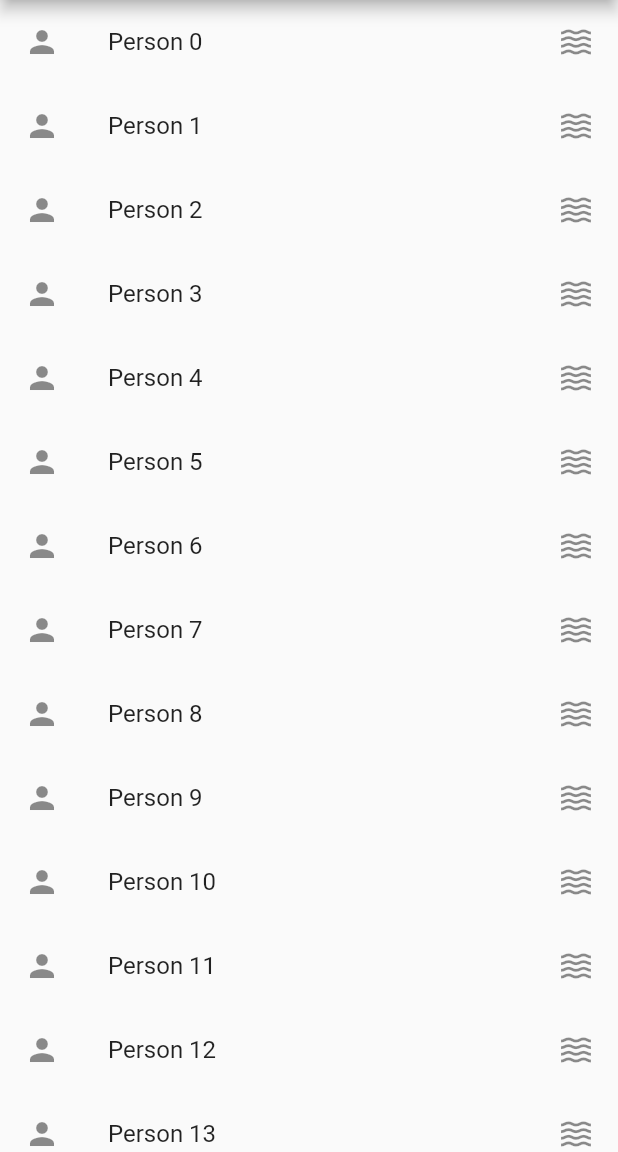
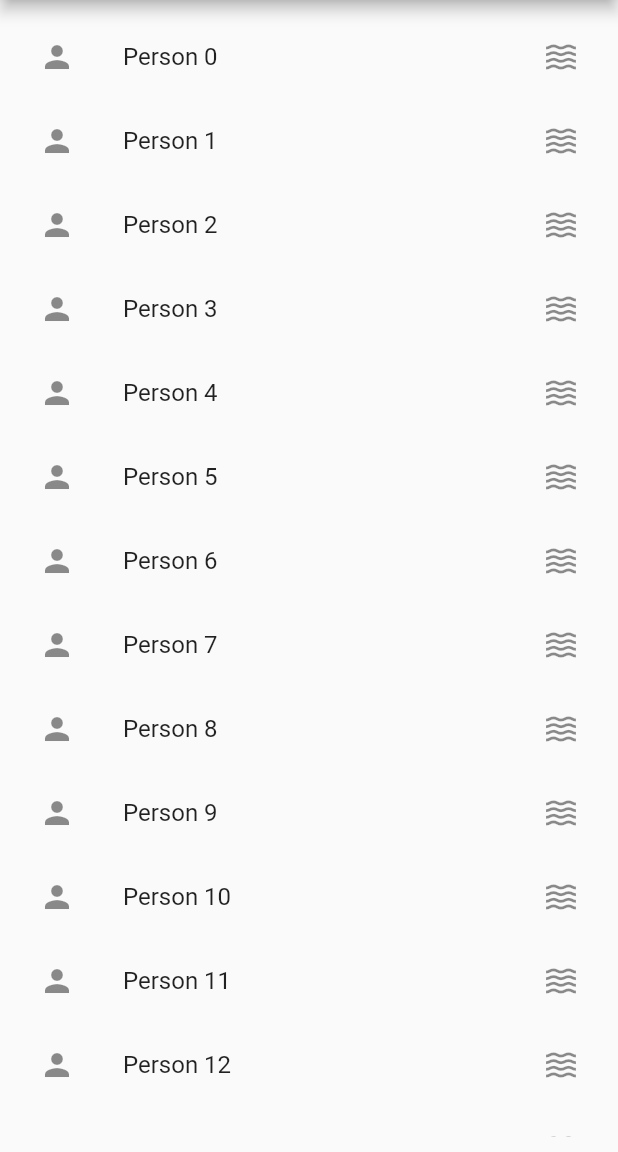
Before and after one commit to Amal4m41/Flutter-Dev-Reference, a Flutter app: the MyHomePage screen opened directly, on a phone screen of 412 x 824 dp, the part 84-1236 px from its top. Run offline on Flutter 3.47's test engine with Material 2 defaults, Android fonts, the phone set to English and light mode, and no system bars; our stand-ins replace audioplayers, cloud_firestore, date_format, firebase_core, flutter_spinkit, font_awesome_flutter and 2 more; accounts and stored records are empty.

Commit message:
Added logical pixel vs relative pixel example

```diff
--- a/responsive_layout_basic_demo/lib/main.dart
+++ b/responsive_layout_basic_demo/lib/main.dart
@@ -1,4 +1,7 @@
 import 'package:flutter/material.dart';
+import 'package:responsive_layout_basic_demo/home_screen.dart';
+
+import 'my_home_page.dart';
 
 void main() {
   runApp(const MyApp());
@@ -15,71 +18,7 @@ class MyApp extends StatelessWidget {
       theme: ThemeData(
         primarySwatch: Colors.blue,
       ),
-      home: const MyHomePage(),
+      home: const HomeScreen(),
     );
   }
 }
-
-class MyHomePage extends StatelessWidget {
-  const MyHomePage({Key? key}) : super(key: key);
-
-  @override
-  Widget build(BuildContext context) {
-    final height = MediaQuery.of(context).size.height;
-    final width = MediaQuery.of(context).size.width;
-    print(
-        height); //780  height  of the entire screen(including notification bar)
-    print(width); //360  width of the whole screen.
-    print("BUILD HOMEPAGE");
-    return Scaffold(
-      appBar: AppBar(
-        title: Text('UI DEMO'),
-      ),
-      body: MediaQuery.of(context).orientation == Orientation.portrait
-          ? ListData()
-          : GridData(),
-    );
-  }
-}
-
-class ListData extends StatelessWidget {
-  const ListData({
-    Key? key,
-  }) : super(key: key);
-
-  @override
-  Widget build(BuildContext context) {
-    return ListView.builder(
-      itemCount: 20,
-      itemBuilder: (context, index) {
-        return ListTile(
-          title: Text('Person $index'),
-          leading: Icon(Icons.person),
-          trailing: Icon(Icons.waves),
-        );
-      },
-    );
-  }
-}
-
-class GridData extends StatelessWidget {
-  const GridData({
-    Key? key,
-  }) : super(key: key);
-
-  @override
-  Widget build(BuildContext context) {
-    return GridView.count(
-      crossAxisCount: 2,
-      childAspectRatio: 5,
-      children: List.generate(
-        21,
-        (index) => ListTile(
-          title: Text('Person $index'),
-          leading: Icon(Icons.person),
-          trailing: Icon(Icons.waves),
-        ),
-      ),
-    );
-  }
-}
--- /dev/null
+++ b/responsive_layout_basic_demo/lib/my_home_page.dart
@@ -0,0 +1,88 @@
+import 'package:flutter/material.dart';
+
+//Comparing MediaQuery and LayoutBuilder.
+
+class MyHomePage extends StatelessWidget {
+  const MyHomePage({Key? key}) : super(key: key);
+
+  @override
+  Widget build(BuildContext context) {
+    // final height = MediaQuery.of(context).size.height;
+    // final width = MediaQuery.of(context).size.width;
+    // print(
+    //     'Media Query height : $height'); //780  height  of the entire screen(including notification bar)
+    // print('Media Query width $width'); //360  width of the whole screen.
+    print("BUILD HOMEPAGE");
+    return Scaffold(
+        appBar: AppBar(
+          title: Text('UI DEMO'),
+        ),
+        body: Padding(
+          padding: const EdgeInsets.all(10.0),
+          child: LayoutBuilder(builder: (context, constraints) {
+            // print(constraints.maxHeight);
+            print('Media : ${MediaQuery.of(context).size.width}');
+            print('Builder: ${constraints.maxWidth}');
+            print("LAYOUT BUILDER BUILD");
+
+            final width = constraints.maxWidth;
+
+            if (width > 1200) {
+              return GridData(8);
+            } else if (width > 700) {
+              return const GridData(5);
+            }
+            return ListData();
+          }),
+        ));
+  }
+}
+
+class ListData extends StatelessWidget {
+  const ListData({
+    Key? key,
+  }) : super(key: key);
+
+  @override
+  Widget build(BuildContext context) {
+    return ListView.builder(
+      itemCount: 20,
+      itemBuilder: (context, index) {
+        return ListTile(
+          title: Text('Person $index'),
+          leading: Icon(Icons.person),
+          trailing: Icon(Icons.waves),
+        );
+      },
+    );
+  }
+}
+
+class GridData extends StatelessWidget {
+  final double aspectRatio;
+
+  const GridData(this.aspectRatio);
+
+  @override
+  Widget build(BuildContext context) {
+    return GridView.count(
+      crossAxisCount: 2,
+      childAspectRatio: aspectRatio,
+      children: List.generate(
+        21,
+        (index) => LayoutBuilder(
+          builder: (BuildContext context, BoxConstraints constraints) {
+            print("HEY");
+            // print(constraints.maxWidth);
+            // print(constraints.maxHeight);
+            return ListTile(
+              title: Text('Person $index'),
+              leading: Icon(Icons.person),
+              trailing: Icon(Icons.waves),
+            );
+          },
+        ),
+      ),
+    );
+  }
+}
```
Also changed, not shown: responsive_layout_basic_demo/lib/home_screen.dart (added, +46 -0 lines).
